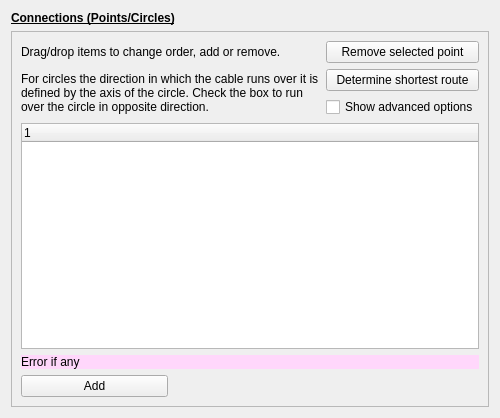
Above: guis/widget_connections.ui from RubendeBruin/DAVE before the change. Below: the same form after it.
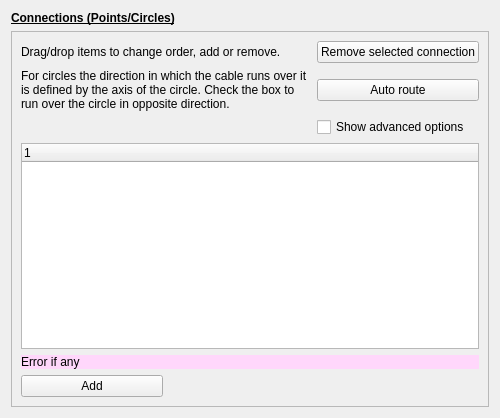
That is the form after the change. Custom widgets are drawn as their Qt base class.

The edit to the form file:
```diff
--- a/guis/widget_connections.ui
+++ b/guis/widget_connections.ui
@@ -62,27 +62,17 @@
         </column>
        </widget>
       </item>
-      <item row="5" column="1" rowspan="2" colspan="2">
-       <widget class="QLabel" name="lbDirection">
-        <property name="text">
-         <string>For circles the direction in which the cable runs over it is defined by the axis of the circle. Check the box to run over the circle in opposite direction.</string>
-        </property>
-        <property name="wordWrap">
-         <bool>true</bool>
-        </property>
-       </widget>
-      </item>
       <item row="4" column="3">
        <widget class="QPushButton" name="pbRemoveSelected">
         <property name="text">
-         <string>Remove selected point</string>
+         <string>Remove selected connection</string>
         </property>
        </widget>
       </item>
       <item row="5" column="3">
        <widget class="QPushButton" name="pbSetShortestRoute">
         <property name="text">
-         <string>Determine shortest route</string>
+         <string>Auto route</string>
         </property>
        </widget>
       </item>
@@ -109,6 +99,16 @@
         </property>
        </widget>
       </item>
+      <item row="5" column="1" colspan="2">
+       <widget class="QLabel" name="lbDirection">
+        <property name="text">
+         <string>For circles the direction in which the cable runs over it is defined by the axis of the circle. Check the box to run over the circle in opposite direction.</string>
+        </property>
+        <property name="wordWrap">
+         <bool>true</bool>
+        </property>
+       </widget>
+      </item>
      </layout>
     </widget>
    </item>
```
